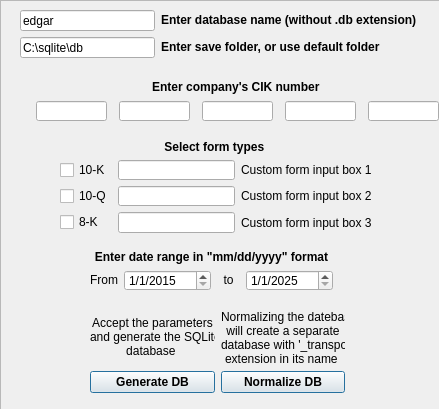
Qt form user-interface/sec.gov.ui (FractalEmergence/extracting-sec.gov-filings) before a commit.
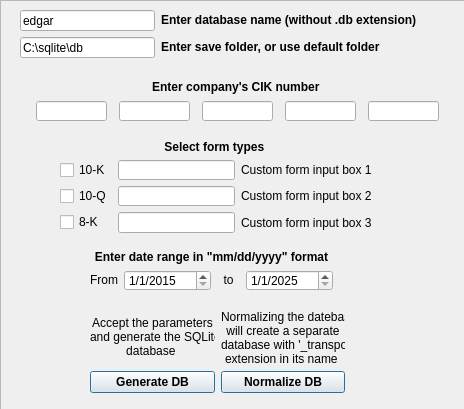
The same form after that commit.

The edit to the form file:
```diff
--- a/user-interface/sec.gov.ui
+++ b/user-interface/sec.gov.ui
@@ -6,7 +6,7 @@
    <rect>
     <x>0</x>
     <y>0</y>
-    <width>439</width>
+    <width>464</width>
     <height>409</height>
    </rect>
   </property>
@@ -33,7 +33,7 @@
     <rect>
      <x>0</x>
      <y>0</y>
-     <width>441</width>
+     <width>471</width>
      <height>411</height>
     </rect>
    </property>
```
